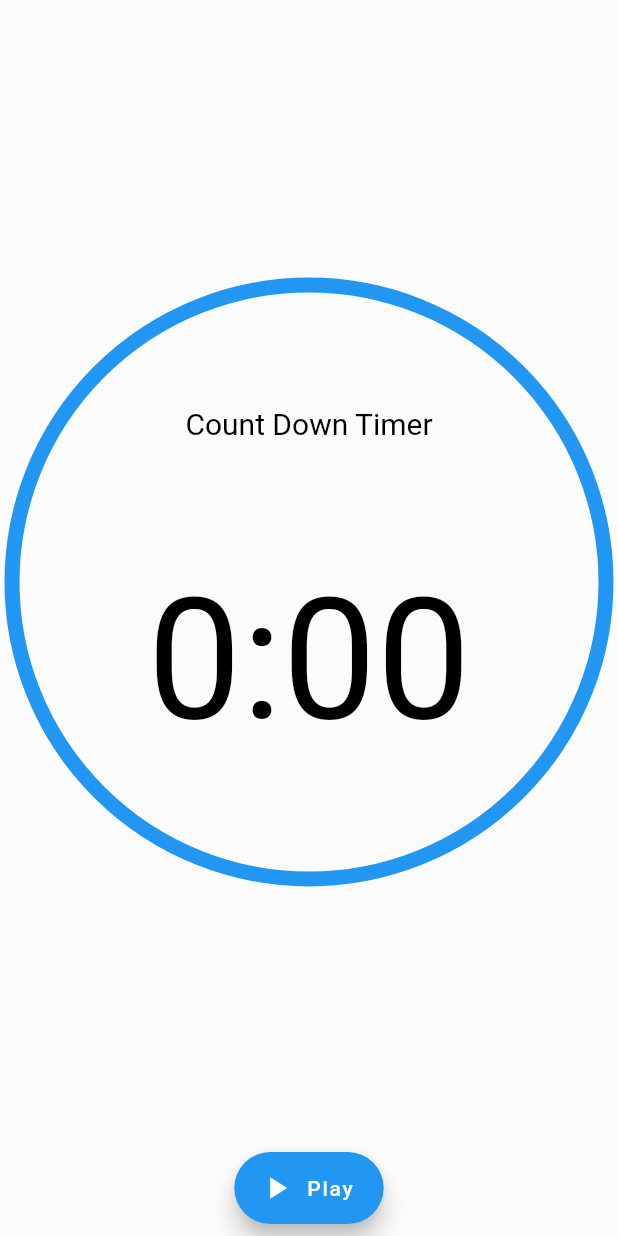
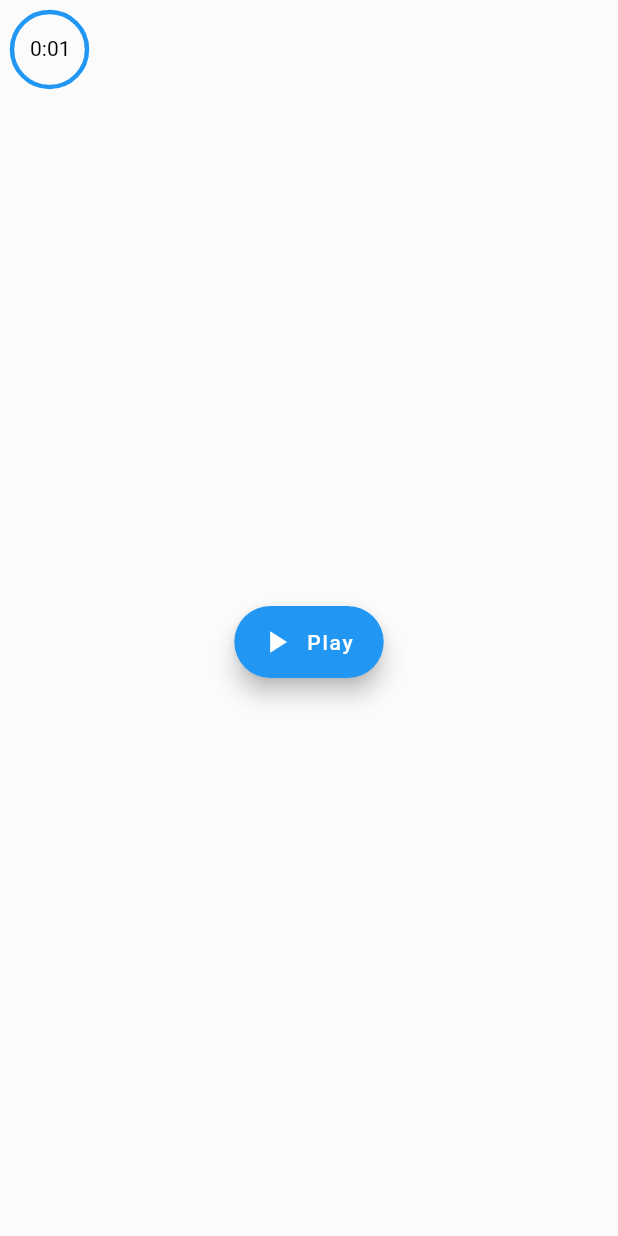
Before and after one commit to RoyGF/video_recorder, a Flutter app: the screen it shows after launch, after a tap on "Timer test", on a phone screen of 412 x 824 dp. Run offline on Flutter 3.47's test engine with Material 2 defaults, Android fonts, the phone set to English and light mode, and no system bars; our stand-ins replace camera, video_player.

Commit message:
Fix timer layout

```diff
--- a/lib/pages/countdount_page.dart
+++ b/lib/pages/countdount_page.dart
@@ -3,27 +3,34 @@ import 'dart:math' as math;
 import 'package:flutter/material.dart';
 
 class CountDownPage extends StatelessWidget {
+  int _timerDuration;
+
+  CountDownPage(this._timerDuration);
 
   @override
   Widget build(BuildContext context) {
-    return Scaffold(
-      body: CountDownTimer()
-    );
+    return Scaffold(body: CountDownTimer(_timerDuration));
   }
 }
 
 class CountDownTimer extends StatefulWidget {
+  final int _timerDuration;
+  CountDownTimer(this._timerDuration);
+
   @override
-  _CountDownTimerState createState() => _CountDownTimerState();
+  _CountDownTimerState createState() => _CountDownTimerState(_timerDuration);
 }
 
 class _CountDownTimerState extends State<CountDownTimer>
     with TickerProviderStateMixin {
   AnimationController controller;
+  int _timerDuration;
+
+  _CountDownTimerState(this._timerDuration);
 
   String get timerString {
     Duration duration = controller.duration * controller.value;
-    return '${duration.inMinutes}:${(duration.inSeconds % 60).toString().padLeft(2, '0')}';
+    return '${duration.inMinutes}:${(duration.inSeconds + 1 % 60).toString().padLeft(2, '0')}';
   }
 
   @override
@@ -31,7 +38,7 @@ class _CountDownTimerState extends State<CountDownTimer>
     super.initState();
     controller = AnimationController(
       vsync: this,
-      duration: Duration(seconds: 10),
+      duration: Duration(seconds: _timerDuration),
     );
   }
 
@@ -45,20 +52,19 @@ class _CountDownTimerState extends State<CountDownTimer>
           builder: (context, child) {
             return Stack(
               children: <Widget>[
-
                 Padding(
                   padding: EdgeInsets.all(8.0),
                   child: Column(
-                    mainAxisAlignment: MainAxisAlignment.spaceBetween,
                     children: <Widget>[
-                      Expanded(
-                        child: Align(
+                      Align(
                         alignment: FractionalOffset.center,
                         child: AspectRatio(
-                            aspectRatio: 1.0,
+                          aspectRatio: 1,
                           child: Stack(
                             children: <Widget>[
-                                Positioned.fill(
+                              Positioned(
+                                height: 50.0,
+                                width: 50.0,
                                 child: CustomPaint(
                                     painter: CustomTimerPainter(
                                   animation: controller,
@@ -66,31 +72,15 @@ class _CountDownTimerState extends State<CountDownTimer>
                                   color: themeData.indicatorColor,
                                 )),
                               ),
-                                Align(
-                                  alignment: FractionalOffset.center,
-                                  child: Column(
-                                    mainAxisAlignment:
-                                    MainAxisAlignment.spaceEvenly,
-                                    crossAxisAlignment:
-                                    CrossAxisAlignment.center,
-                                    children: <Widget>[
-                                      Text(
-                                        "Count Down Timer",
-                                        style: TextStyle(
-                                            fontSize: 20.0,
-                                            color: Colors.black),
-                                      ),
-                                      Text(
+                              Positioned(
+                                left: 12,
+                                top: 16,
+                                child: Text(
                                   timerString,
-                                        style: TextStyle(
-                                            fontSize: 112.0,
-                                            color: Colors.black),
-                                      ),
-                                    ],
+                                  style: TextStyle(color: Colors.black),
                                 ),
                               ),
                             ],
-                            ),
                           ),
                         ),
                       ),
@@ -122,6 +112,9 @@ class _CountDownTimerState extends State<CountDownTimer>
           }),
     );
   }
+
+
+
 }
 
 class CustomTimerPainter extends CustomPainter {
@@ -138,7 +131,7 @@ class CustomTimerPainter extends CustomPainter {
   void paint(Canvas canvas, Size size) {
     Paint paint = Paint()
       ..color = backgroundColor
-      ..strokeWidth = 10.0
+      ..strokeWidth = 3.0
       ..strokeCap = StrokeCap.butt
       ..style = PaintingStyle.stroke;
 
--- a/lib/pages/main_page.dart
+++ b/lib/pages/main_page.dart
@@ -40,7 +40,7 @@ class _QuestionListPageState extends State<QuestionListPage> {
         floatingActionButton: FloatingActionButton(
           child: Text('Timer test', textAlign: TextAlign.center,),
           onPressed: (){
-                final route = MaterialPageRoute(builder: (context) => CountDownPage());
+                final route = MaterialPageRoute(builder: (context) => CountDownPage(15));
                 Navigator.push(context, route);
           },
           ),
--- a/lib/widgets/CountDownTimer.dart
+++ b/lib/widgets/CountDownTimer.dart
@@ -1,3 +1,4 @@
+import 'dart:async';
 import 'dart:math' as math;
 
 import 'package:flutter/material.dart';
@@ -40,9 +41,9 @@ class _CountDownTimerState extends State<CountDownTimer>
   @override
   Widget build(BuildContext context) {
     ThemeData themeData = Theme.of(context);
-    return Scaffold(
-      backgroundColor: Colors.white10,
-      body: AnimatedBuilder(
+    return Container(
+      decoration: BoxDecoration(color: Colors.red),
+      child: AnimatedBuilder(
           animation: controller,
           builder: (context, child) {
             return Stack(
```
Lines whose indentation alone changed are shown as unchanged.
